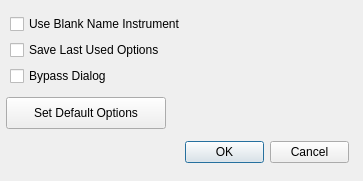
First picture: the form in bellsused_prefs.ui, repository nbarnard/Bells-Used, before the edit.
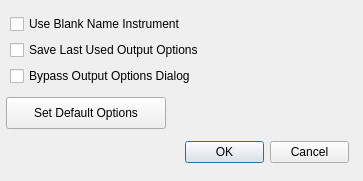
Second picture: the form after the edit.

```diff
--- a/bellsused_prefs.ui
+++ b/bellsused_prefs.ui
@@ -26,30 +26,33 @@
     <string>Use Blank Name Instrument</string>
    </property>
   </widget>
-  <widget class="QCheckBox" name="checkBypassDialog">
-   <property name="geometry">
-    <rect>
-     <x>10</x>
-     <y>40</y>
-     <width>172</width>
-     <height>20</height>
-    </rect>
-   </property>
-   <property name="text">
-    <string>Save Last Used Options</string>
-   </property>
-  </widget>
   <widget class="QCheckBox" name="checkCacheSettings">
    <property name="geometry">
     <rect>
      <x>10</x>
+     <y>40</y>
+     <width>221</width>
+     <height>20</height>
+    </rect>
+   </property>
+   <property name="toolTip">
+    <string>&lt;html&gt;&lt;head/&gt;&lt;body&gt;&lt;p&gt;Saves the last output options used.&lt;/p&gt;&lt;/body&gt;&lt;/html&gt;</string>
+   </property>
+   <property name="text">
+    <string>Save Last Used Output Options</string>
+   </property>
+  </widget>
+  <widget class="QCheckBox" name="checkBypassDialog">
+   <property name="geometry">
+    <rect>
+     <x>10</x>
      <y>66</y>
-     <width>113</width>
+     <width>221</width>
      <height>20</height>
     </rect>
    </property>
    <property name="text">
-    <string>Bypass Dialog</string>
+    <string>Bypass Output Options Dialog</string>
    </property>
   </widget>
   <widget class="QPushButton" name="buttonStaticDefaults">
```
Left out of the diff: 8 changed lines with no effect on the pictures.
